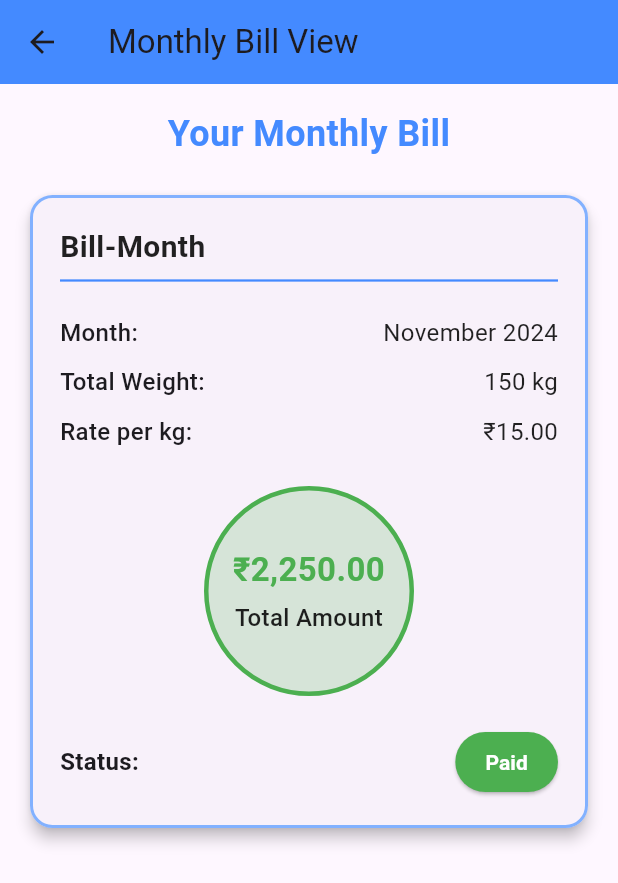
After one commit to UdithaAthukorala/Tea-Trover-user, a Flutter app: the Homescreen screen opened directly, after a tap on "My Bill", on a phone screen of 412 x 824 dp. The commit adds this screen. Shown: the top 883 px of the screen. Run offline on Flutter 3.47's test engine with Material 3 defaults, Android fonts, the phone set to English and light mode, and no system bars; our stand-ins replace calendar_date_picker2, email_validator, firebase_auth, firebase_core, firebase_database, firebase_storage and 5 more; missing offline and left inert: intl_phone_number_field; accounts and stored records are empty.

Commit message:
Bug fixed and page added

```diff
--- a/lib/main.dart
+++ b/lib/main.dart
@@ -1,5 +1,7 @@
 import 'package:firebase_core/firebase_core.dart';
 import 'package:flutter/material.dart';
+import 'package:tea_trover/screens/BillofMonth.dart';
+import 'package:tea_trover/screens/profile.dart';
 import 'package:tea_trover/screens/wrapper.dart';
 
 Future<void> main() async {
@@ -29,7 +31,7 @@ class MyApp extends StatelessWidget {
         colorScheme: ColorScheme.fromSeed(seedColor: Colors.deepPurple),
         useMaterial3: true,
       ),
-      home: Wrapper(),
+      home: Wrapper (),
     );
   }
 }
--- /dev/null
+++ b/lib/screens/BillofMonth.dart
@@ -0,0 +1,177 @@
+import 'package:flutter/material.dart';
+
+class MonthlyBillView extends StatefulWidget {
+  const MonthlyBillView({super.key});
+
+  @override
+  State<MonthlyBillView> createState() => _MonthlyBillViewState();
+}
+
+class _MonthlyBillViewState extends State<MonthlyBillView> {
+  // Payment status: true = Paid, false = Unpaid
+  bool isPaid = true;
+
+  @override
+  Widget build(BuildContext context) {
+    return Scaffold(
+      appBar: AppBar(
+        title: const Text('Monthly Bill View'),
+        backgroundColor: Colors.blueAccent,
+        // Back button in the app bar
+      ),
+      body: Padding(
+        padding: const EdgeInsets.all(16.0),
+        child: ListView(
+          children: [
+            const Text(
+              'Your Monthly Bill',
+              style: TextStyle(
+                fontSize: 24,
+                fontWeight: FontWeight.bold,
+                color: Colors.blueAccent,
+              ),
+              textAlign: TextAlign.center,
+            ),
+            const SizedBox(height: 20),
+            Card(
+              shape: RoundedRectangleBorder(
+                borderRadius: BorderRadius.circular(15.0),
+                side: BorderSide(
+                  color: Colors.blueAccent.shade100,
+                  width: 2,
+                ),
+              ),
+              elevation: 4,
+              child: Padding(
+                padding: const EdgeInsets.all(20.0),
+                child: Column(
+                  crossAxisAlignment: CrossAxisAlignment.start,
+                  children: [
+                    const Text(
+                      'Bill-Month',
+                      style: TextStyle(
+                        fontSize: 20,
+                        fontWeight: FontWeight.bold,
+                        color: Colors.black87,
+                      ),
+                    ),
+                    const Divider(
+                      color: Colors.blueAccent,
+                      thickness: 1.5,
+                    ),
+                    const SizedBox(height: 10),
+                    buildBillRow('Month:', 'November 2024'),
+                    buildBillRow('Total Weight:', '150 kg'),
+                    buildBillRow('Rate per kg:', '₹15.00'),
+                    const SizedBox(height: 20),
+                    // Circle for Total Amount
+                    Center(
+                      child: Container(
+                        width: 140, // Increased width for the circle
+                        height: 140, // Increased height for the circle
+                        decoration: BoxDecoration(
+                          shape: BoxShape.circle,
+                          color: isPaid
+                              ? Colors.green.withOpacity(0.2)
+                              : Colors.red.withOpacity(0.2),
+                          border: Border.all(
+                            color: isPaid ? Colors.green : Colors.red,
+                            width: 3,
+                          ),
+                        ),
+                        child: Column(
+                          mainAxisAlignment: MainAxisAlignment.center,
+                          children: [
+                            Text(
+                              '₹2,250.00',
+                              style: TextStyle(
+                                fontSize: 22,
+                                fontWeight: FontWeight.bold,
+                                color: isPaid ? Colors.green : Colors.red,
+                              ),
+                              textAlign: TextAlign.center,
+                            ),
+                            const SizedBox(height: 5),
+                            const Text(
+                              'Total Amount',
+                              style: TextStyle(
+                                fontSize: 16,
+                                fontWeight: FontWeight.w500,
+                                color: Colors.black87,
+                              ),
+                              textAlign: TextAlign.center,
+                            ),
+                          ],
+                        ),
+                      ),
+                    ),
+                    const SizedBox(height: 20),
+                    // Status Button at the bottom
+                    Row(
+                      mainAxisAlignment: MainAxisAlignment.spaceBetween,
+                      children: [
+                        const Text(
+                          'Status:',
+                          style: TextStyle(
+                            fontSize: 16,
+                            fontWeight: FontWeight.bold,
+                          ),
+                        ),
+                        ElevatedButton(
+                          onPressed: () {
+                            setState(() {
+                              isPaid = !isPaid;
+                            });
+                          },
+                          style: ElevatedButton.styleFrom(
+                            backgroundColor: isPaid ? Colors.green : Colors.red,
+                            padding: const EdgeInsets.symmetric(
+                              horizontal: 20,
+                              vertical: 10,
+                            ),
+                          ),
+                          child: Text(
+                            isPaid ? 'Paid' : 'Unpaid',
+                            style: const TextStyle(
+                              color: Colors.white,
+                              fontWeight: FontWeight.bold,
+                            ),
+                          ),
+                        ),
+                      ],
+                    ),
+                  ],
+                ),
+              ),
+            ),
+          ],
+        ),
+      ),
+    );
+  }
+
+  Widget buildBillRow(String label, String value) {
+    return Padding(
+      padding: const EdgeInsets.symmetric(vertical: 5.0),
+      child: Row(
+        mainAxisAlignment: MainAxisAlignment.spaceBetween,
+        children: [
+          Text(
+            label,
+            style: const TextStyle(
+              fontSize: 16,
+              fontWeight: FontWeight.w500,
+            ),
+          ),
+          Text(
+            value,
+            style: const TextStyle(
+              fontSize: 16,
+              color: Colors.black87,
+            ),
+          ),
+        ],
+      ),
+    );
+  }
+}
--- /dev/null
+++ b/lib/screens/HistoryofMonth.dart
@@ -0,0 +1,39 @@
+import 'package:flutter/material.dart';
+
+class Historyofmonth extends StatelessWidget {
+  // Sample data for demonstration
+  final Map<String, List<String>> monthlyHistory = {
+    'January 2024': ['Data A', 'Data B', 'Data C'],
+    'February 2024': ['Data D', 'Data E'],
+    'March 2024': ['Data F', 'Data G', 'Data H'],
+  };
+
+  @override
+  Widget build(BuildContext context) {
+    return Scaffold(
+      appBar: AppBar(
+        title: const Text('History - Month'),
+        backgroundColor: Colors.green,
+      ),
+      body: ListView.builder(
+        itemCount: monthlyHistory.keys.length,
+        itemBuilder: (context, index) {
+          String month = monthlyHistory.keys.elementAt(index);
+          List<String> details = monthlyHistory[month]!;
+          return ExpansionTile(
+            title: Text(
+              month,
+              style: const TextStyle(fontSize: 18, fontWeight: FontWeight.bold),
+            ),
+            children: details
+                .map((data) => ListTile(
+              title: Text(data),
+              leading: const Icon(Icons.history),
+            ))
+                .toList(),
+          );
+        },
+      ),
+    );
+  }
+}
--- a/lib/screens/homeScreen.dart
+++ b/lib/screens/homeScreen.dart
@@ -3,6 +3,8 @@ import 'package:flutter/material.dart';
 import 'package:flutter_spinkit/flutter_spinkit.dart';
 import 'package:fluttertoast/fluttertoast.dart';
 import 'package:intl/intl.dart';
+import 'package:tea_trover/screens/BillofMonth.dart';
+import 'package:tea_trover/screens/HistoryofMonth.dart';
 
 import '../controllers/controllers.dart';
 import '../global.dart';
@@ -15,9 +17,104 @@ class Homescreen extends StatefulWidget {
 }
 
 class _HomescreenState extends State<Homescreen> {
+  // Example logout method
+  void _logout() {
+    Fluttertoast.showToast(
+      msg: "You have been logged out.",
+      toastLength: Toast.LENGTH_SHORT,
+      gravity: ToastGravity.BOTTOM,
+      backgroundColor: Colors.red,
+      textColor: Colors.white,
+    );
+
+    Navigator.pushReplacementNamed(context, 'phoneNumberVerification'); // Navigate to login
+  }
+
+  // Action for "History Of Month" button
+  void _onHistoryPressed() {
+    Navigator.push(context, MaterialPageRoute(builder: (context) => Historyofmonth(),));
+
+  }
+
+  // Action for "My Bill" button
+  void _onMyBillPressed() {
+    Navigator.push(context, MaterialPageRoute(builder: (context) => MonthlyBillView(),));
+  }
 
   @override
   Widget build(BuildContext context) {
-    return Scaffold();
+    return Scaffold(
+      appBar: AppBar(
+        title: const Text('Tea Trover'),
+        actions: [
+          IconButton(
+            icon: const Icon(Icons.logout),
+            tooltip: 'Logout',
+            onPressed: () {
+              showDialog(
+                context: context,
+                builder: (context) => AlertDialog(
+                  title: const Text("Confirm Logout"),
+                  content: const Text("Are you sure you want to log out?"),
+                  actions: [
+                    TextButton(
+                      onPressed: () {
+                        Navigator.pop(context); // Close the dialog
+                      },
+                      child: const Text("Cancel"),
+                    ),
+                    TextButton(
+                      onPressed: () {
+                        Navigator.pop(context); // Close the dialog
+                        _logout(); // Call the logout method
+                      },
+                      child: const Text("Logout"),
+                    ),
+                  ],
+                ),
+              );
+            },
+          ),
+        ],
+        backgroundColor: Colors.blueAccent,
+      ),
+      body: Center(
+        child: Column(
+          mainAxisAlignment: MainAxisAlignment.center,
+          children: [
+            const Text(
+              'Welcome to the Tea Trover!',
+              style: TextStyle(fontSize: 28),
+            ),
+            const SizedBox(height: 20),
+            ElevatedButton(
+              onPressed: _onHistoryPressed,
+              style: ElevatedButton.styleFrom(
+                backgroundColor: Colors.blueAccent,
+                foregroundColor: Colors.white,
+                padding: const EdgeInsets.symmetric(horizontal: 22, vertical: 12),
+              ),
+              child: const Text(
+                'History Of Month',
+                style: TextStyle(fontSize: 23),
+              ),
+            ),
+            const SizedBox(height: 15), // Add spacing between buttons
+            ElevatedButton(
+              onPressed: _onMyBillPressed,
+              style: ElevatedButton.styleFrom(
+                backgroundColor: Colors.greenAccent.shade700,
+                foregroundColor: Colors.white,
+                padding: const EdgeInsets.symmetric(horizontal: 22, vertical: 12),
+              ),
+              child: const Text(
+                'My Bill',
+                style: TextStyle(fontSize: 23),
+              ),
+            ),
+          ],
+        ),
+      ),
+    );
   }
 }
--- a/lib/screens/profileDetails.dart
+++ b/lib/screens/profileDetails.dart
@@ -299,7 +299,7 @@ class _ProfiledetailsState extends State<Profiledetails> {
                               fontSize: 16
                           ),),
                         style: ElevatedButton.styleFrom(
-                          backgroundColor: Color.fromRGBO(255, 199, 0, 1),
+                          backgroundColor: Color.fromRGBO(144, 238, 144, 1),
                         ),
                       ),
                     ),
--- a/pubspec.yaml
+++ b/pubspec.yaml
@@ -21,6 +21,7 @@ version: 1.0.0+1
 environment:
   sdk: ^3.5.3
 
+
 # Dependencies specify other packages that your package needs in order to work.
 # To automatically upgrade your package dependencies to the latest versions
 # consider running `flutter pub upgrade --major-versions`. Alternatively,
@@ -30,7 +31,6 @@ environment:
 dependencies:
   flutter:
     sdk: flutter
-
 
   # The following adds the Cupertino Icons font to your application.
   # Use with the CupertinoIcons class for iOS style icons.
@@ -49,10 +49,12 @@ dependencies:
   intl: ^0.19.0
   image_picker: ^1.1.2
   firebase_storage: ^12.2.0
+  google_fonts: ^6.0.0
 
 dev_dependencies:
   flutter_test:
     sdk: flutter
+
 
   # The "flutter_lints" package below contains a set of recommended lints to
   # encourage good coding practices. The lint set provided by the package is
```
Also changed, not shown: lib/screens/profile.dart (+48 -4 lines), pubspec.lock.
